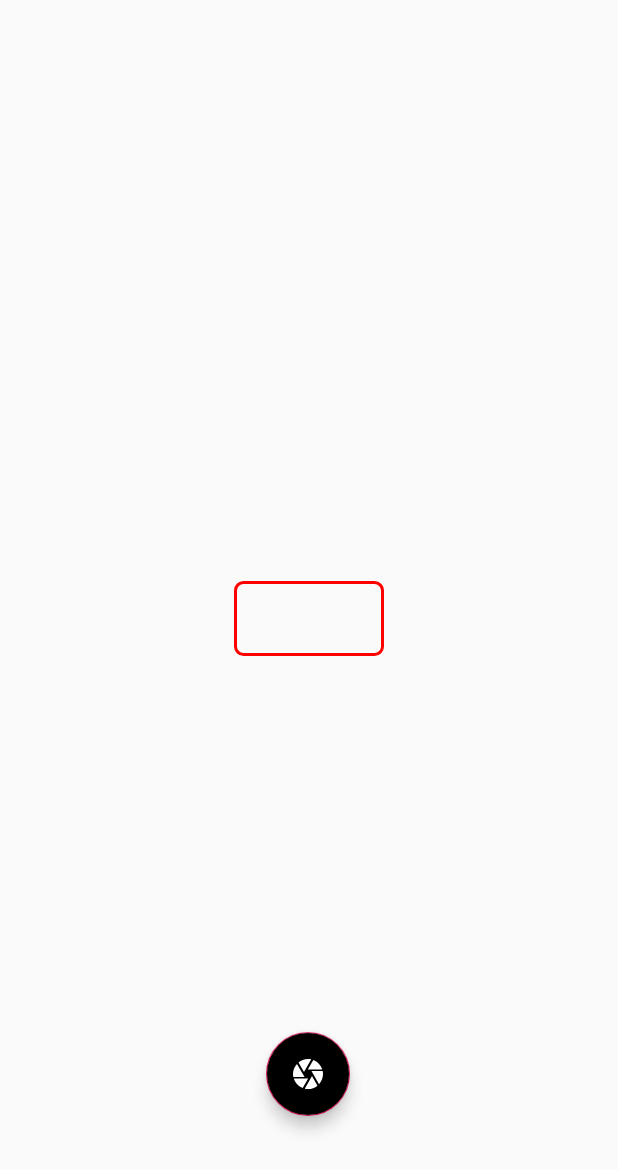
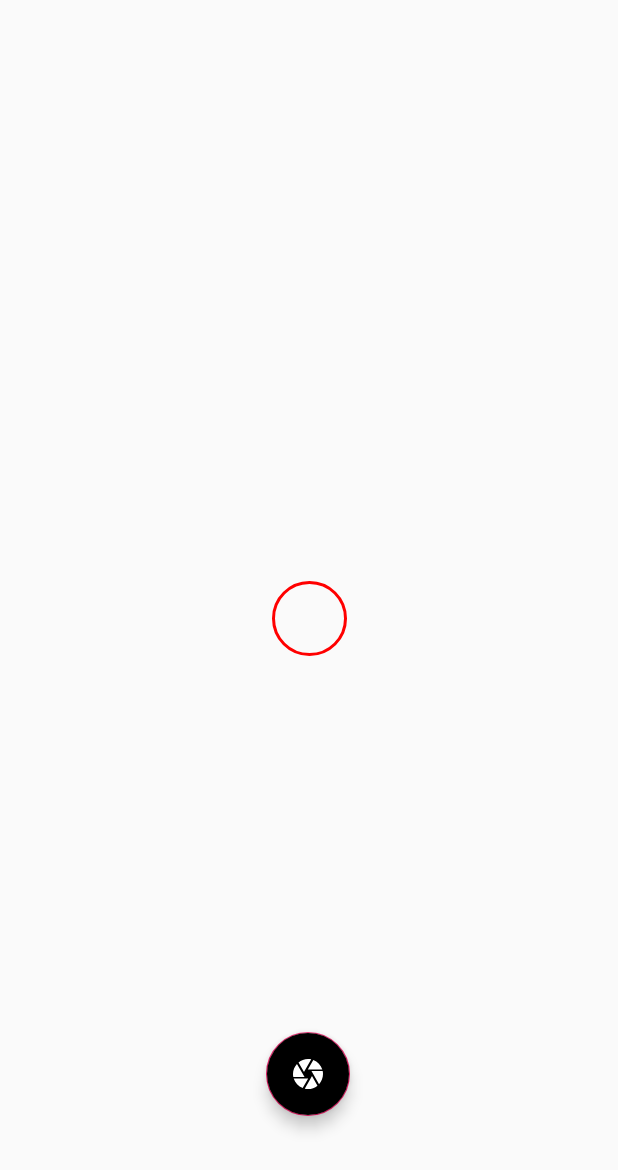
Before and after one commit to Sahil-Ansari-99/PanoClicks, an Android app: the layout activity_camera.xml on its own in the app's theme, with its tools: preview values and no code run, on a phone screen of 412 x 824 dp. Shown: the top 1170 px of the screen. Run offline under Robolectric (Android 15) with nearby library versions, the phone set to English and light mode, and no system bars.

Commit message:
Added CircularShape

```diff
--- a/app/src/main/java/com/sphereruler/panoclicks/CameraActivity.java
+++ b/app/src/main/java/com/sphereruler/panoclicks/CameraActivity.java
@@ -5,35 +5,25 @@ import android.content.res.AssetManager;
 import android.graphics.Bitmap;
 import android.graphics.BitmapFactory;
 import android.graphics.Color;
-import android.graphics.Matrix;
-import android.graphics.Rect;
-import android.graphics.RectF;
 import android.graphics.drawable.GradientDrawable;
-import android.graphics.drawable.shapes.Shape;
 import android.hardware.Camera;
 import android.hardware.Sensor;
 import android.hardware.SensorEvent;
 import android.hardware.SensorEventListener;
 import android.hardware.SensorManager;
-import android.media.ExifInterface;
 import android.os.Bundle;
 import android.os.Environment;
 import android.support.design.widget.FloatingActionButton;
 import android.util.Log;
-import android.view.MotionEvent;
 import android.view.View;
-import android.widget.Button;
 import android.widget.FrameLayout;
-import android.widget.TextView;
 import android.widget.Toast;
 
 import com.google.gson.Gson;
 import com.sphereruler.panoclicks.Model.Angles;
 import com.sphereruler.panoclicks.Model.RootObject;
 
-import java.io.ByteArrayOutputStream;
 import java.io.File;
-import java.io.FileNotFoundException;
 import java.io.FileOutputStream;
 import java.io.IOException;
 import java.io.InputStream;
@@ -42,7 +32,6 @@ import java.util.ArrayList;
 import java.util.Date;
 import java.util.List;
 
-import static android.content.ContentValues.TAG;
 import static android.provider.MediaStore.Files.FileColumns.MEDIA_TYPE_IMAGE;
 
 
@@ -53,7 +42,7 @@ public class CameraActivity extends Activity implements SensorEventListener {
     SensorManager mSensorManager;
     Sensor accelerometer;
     Sensor magnetometer;
-    View myRectangleView;
+    View myCircleView;
     RootObject rootObject;
     float azimuth, roll, pitch, polar;
     float currAzimuth, currPolar;
@@ -88,7 +77,7 @@ public class CameraActivity extends Activity implements SensorEventListener {
         cameraPreview=new CameraPreview(this, camera);
         FrameLayout frameLayout=(FrameLayout)findViewById(R.id.camera_preview);
         frameLayout.addView(cameraPreview);
-        myRectangleView=findViewById(R.id.myRectangleView);
+        myCircleView=findViewById(R.id.myCircleView);
         cameraButton=(FloatingActionButton)findViewById(R.id.button_capture);
 
         Camera.Parameters params= camera.getParameters();
@@ -302,7 +291,7 @@ public class CameraActivity extends Activity implements SensorEventListener {
                 float UpperLimitAzimuth = currAzimuth+7;
                 float LowerLimitAzimuth = currAzimuth-7;
 
-                GradientDrawable myGrad = (GradientDrawable) myRectangleView.getBackground();
+                GradientDrawable myGrad = (GradientDrawable) myCircleView.getBackground();
                 if (polar >= LowerLimitPolar && polar <= UpperLimitPolar) {
                     if (azimuth >= LowerLimitAzimuth && azimuth <= UpperLimitAzimuth) {
                         myGrad.setStroke(2, Color.GREEN);
--- /dev/null
+++ b/app/src/main/res/drawable/shape_circle.xml
@@ -0,0 +1,11 @@
+<?xml version="1.0" encoding="utf-8"?>
+<shape
+    xmlns:android="http://schemas.android.com/apk/res/android"
+    android:shape="oval">
+
+    <stroke android:width="2dp" android:color="#ff0000" />
+
+    <size
+        android:width="120dp"
+        android:height="120dp"/>
+</shape>
--- a/app/src/main/res/layout/activity_camera.xml
+++ b/app/src/main/res/layout/activity_camera.xml
@@ -34,7 +34,7 @@
         app:layout_constraintBottom_toBottomOf="parent"
         app:layout_constraintEnd_toEndOf="parent"
         app:layout_constraintHorizontal_bias="1.0"
-        app:layout_constraintStart_toEndOf="@+id/myRectangleView"
+        app:layout_constraintStart_toEndOf="@+id/myCircleView"
         app:layout_constraintTop_toTopOf="parent" />
 
     <ImageView
@@ -48,7 +48,7 @@
         android:src="@drawable/ic_custom_arrow_left"
         android:visibility="invisible"
         app:layout_constraintBottom_toBottomOf="parent"
-        app:layout_constraintEnd_toStartOf="@+id/myRectangleView"
+        app:layout_constraintEnd_toStartOf="@+id/myCircleView"
         app:layout_constraintHorizontal_bias="0.0"
         app:layout_constraintStart_toStartOf="parent"
         app:layout_constraintTop_toTopOf="parent"
@@ -64,7 +64,7 @@
         android:layout_marginBottom="8dp"
         android:src="@drawable/ic_custom_arrow_up"
         android:visibility="invisible"
-        app:layout_constraintBottom_toTopOf="@+id/myRectangleView"
+        app:layout_constraintBottom_toTopOf="@+id/myCircleView"
         app:layout_constraintEnd_toEndOf="parent"
         app:layout_constraintHorizontal_bias="0.498"
         app:layout_constraintStart_toStartOf="parent"
@@ -85,17 +85,17 @@
         app:layout_constraintEnd_toEndOf="parent"
         app:layout_constraintStart_toStartOf="parent"
         app:layout_constraintVertical_bias="0.3"
-        app:layout_constraintTop_toBottomOf="@+id/myRectangleView" />
+        app:layout_constraintTop_toBottomOf="@+id/myCircleView" />
 
     <View
-        android:id="@+id/myRectangleView"
-        android:layout_width="100dp"
+        android:id="@+id/myCircleView"
+        android:layout_width="50dp"
         android:layout_height="50dp"
         android:layout_marginStart="8dp"
         android:layout_marginTop="8dp"
         android:layout_marginEnd="8dp"
         android:layout_marginBottom="8dp"
-        android:background="@drawable/shape_rectangle"
+        android:background="@drawable/shape_circle"
         app:layout_constraintBottom_toBottomOf="@+id/camera_preview"
         app:layout_constraintEnd_toEndOf="parent"
         app:layout_constraintStart_toStartOf="parent"
```
